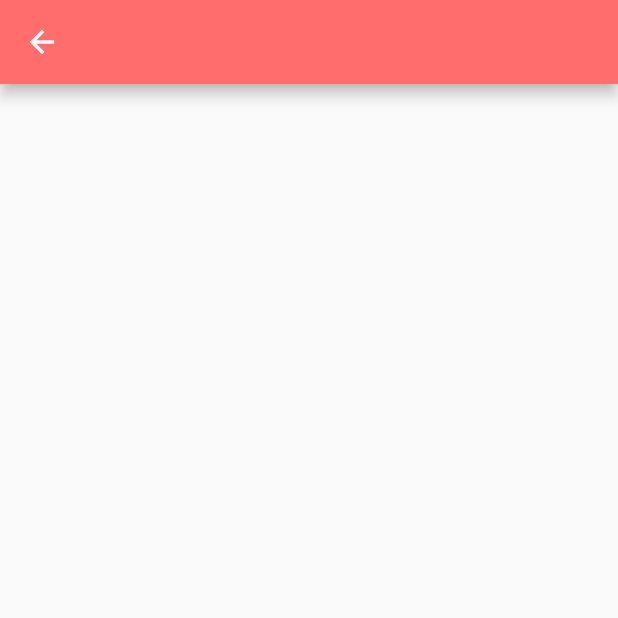
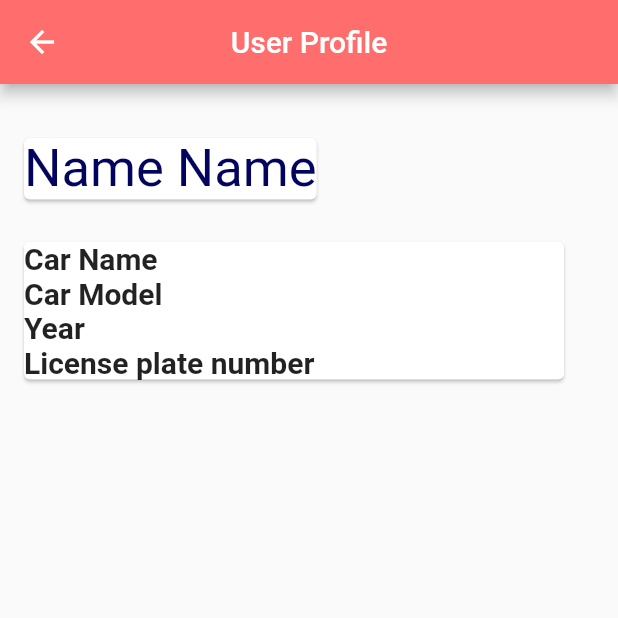
Before and after one commit to shxntanu/AutoInsight, a Flutter app: the Profile_Page screen opened by its route, on a phone screen of 412 x 824 dp, the top half of it. Run offline on Flutter 3.47's test engine with Material 2 defaults, Android fonts, the phone set to English and light mode, and no system bars; our stand-ins replace firebase_auth, firebase_core, floating_bottom_navigation_bar, modal_progress_hud_nsn, rive; missing offline and left inert: circle_bottom_navigation_bar; accounts and stored records are empty; Roboto replaces fonts that are missing (San Francisco).

Commit message:
Added profile page and new trip dialog

```diff
--- a/AutoInsight/lib/main.dart
+++ b/AutoInsight/lib/main.dart
@@ -1,3 +1,4 @@
+import 'package:autoinsight/screens/dashboard/components/new_trip.dart';
 import 'package:autoinsight/screens/dashboard/homescreen.dart';
 import 'package:autoinsight/screens/navigationbarScreens/profile_page.dart';
 import 'package:autoinsight/screens/onboarding/new_landing_screen.dart';
@@ -39,9 +40,10 @@ class AutoInsight extends StatelessWidget {
         '/og': (context) => const OGEntryPage(), // Original landing screen
         '/pullup': (context) =>
             const PullUpLandingScreen(), // Pull Up Landing Screen
-        '/signin': (context) => SignInPage(),
+        '/signin': (context) => SignInPage(), //final landing
         '/dashboard': (context) => FinalHomeScreen(), // New Sign In Page
-        '/profile': (context) => Profile_Page(),
+        '/profile': (context) => Profile_Page(), //user profile page
+        '/newtrip': (context) => New_trip(), //new trip popup
       },
     );
   }
--- a/AutoInsight/lib/screens/dashboard/previoustrip.dart
+++ b/AutoInsight/lib/screens/dashboard/previoustrip.dart
@@ -8,7 +8,7 @@ class PreviousTrip extends StatelessWidget {
   Widget build(BuildContext context) {
     return GestureDetector(
       child: Padding(
-        padding: const EdgeInsets.all(20.0),
+        padding: const EdgeInsets.fromLTRB(30, 15, 30, 15),
         child: Card(
           borderOnForeground: true,
           color: Colors.white,
--- a/AutoInsight/lib/screens/navigationbarScreens/profile_page.dart
+++ b/AutoInsight/lib/screens/navigationbarScreens/profile_page.dart
@@ -7,8 +7,60 @@ class Profile_Page extends StatelessWidget {
   Widget build(BuildContext context) {
     return Scaffold(
       appBar: AppBar(
+        centerTitle: true,
+        title: Text(
+          'User Profile',
+          style: TextStyle(color: Color(0xFFFFFFFF)),
+        ),
         backgroundColor: Color(0xFFFF6D6D),
+      ),
+      body: Padding(
+        padding: const EdgeInsets.all(12.0),
+        child: Column(
+          crossAxisAlignment: CrossAxisAlignment.start,
+          children: [
+            SizedBox(
+              height: 20,
+            ),
+            Card(
+              child: Text(
+                'Name Name',
+                style: TextStyle(fontSize: 35, color: Color(0xFF03045E)),
+              ),
+            ),
+            SizedBox(
+              height: 20.0,
+            ),
+            Padding(
+              padding: const EdgeInsets.only(right: 20.0),
+              child: Card(
+                child: Column(
+                    crossAxisAlignment: CrossAxisAlignment.stretch,
+                    children: [
+                      Text(
+                        'Car Name',
+                        style: kstyle,
+                      ),
+                      Text(
+                        'Car Model',
+                        style: kstyle,
+                      ),
+                      Text(
+                        'Year',
+                        style: kstyle,
+                      ),
+                      Text(
+                        'License plate number',
+                        style: kstyle,
+                      )
+                    ]),
+              ),
+            )
+          ],
+        ),
       ),
     );
   }
 }
+
+const TextStyle kstyle = TextStyle(fontSize: 20.0, fontWeight: FontWeight.bold);
--- a/AutoInsight/lib/screens/onboarding/new_landing_screen.dart
+++ b/AutoInsight/lib/screens/onboarding/new_landing_screen.dart
@@ -2,7 +2,7 @@ import 'package:autoinsight/screens/signin_page/signin_page.dart';
 import 'package:flutter/material.dart';
 import 'package:autoinsight/screens/onboarding/components/sign_in_dialog.dart';
 
-import '../signin_page/login_popup.dart';
+//import '../dashboard/components/new_trip.dart';
 
 class NewLandingScreen extends StatefulWidget {
   @override
@@ -31,7 +31,7 @@ class _NewLandingScreenState extends State<NewLandingScreen> {
               ElevatedButton(
                 onPressed: () {
                   Navigator.push(context, MaterialPageRoute(builder: (context) {
-                    return Login_PopUp();
+                    return Placeholder(); //Insert loginpage
                   }));
                 },
                 child: Text('Login'),
--- a/AutoInsight/lib/screens/signin_page/signin_page.dart
+++ b/AutoInsight/lib/screens/signin_page/signin_page.dart
@@ -82,7 +82,7 @@ class SignInPage extends StatelessWidget {
                     height: 30,
                   ),
                   Padding(
-                    padding: const EdgeInsets.only(left: 140, right: 140),
+                    padding: const EdgeInsets.only(left: 100, right: 100),
                     child: ElevatedButton(
                       onPressed: () {
                         Navigator.pushNamed(context, '/dashboard');
```
Also changed, not shown: AutoInsight/lib/screens/dashboard/components/new_trip.dart (added, +30 -0 lines), AutoInsight/lib/screens/dashboard/homescreen.dart (+18 -11 lines), AutoInsight/lib/screens/signin_page/login_popup.dart (deleted, +0 -13 lines).
